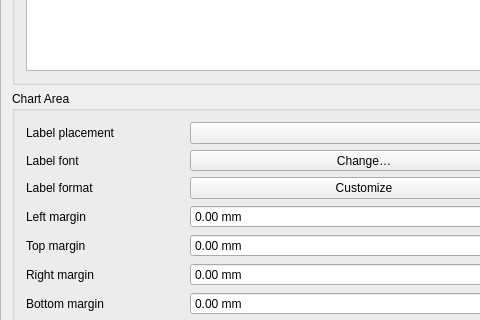
Before: the Qt Designer form src/ui/plot/qgspiechartplotwidgetbase.ui in qgis/QGIS, drawn with Qt 5; both pictures show x 0 to 480 and y 192 to 512 of the 564 by 749 pixel window.
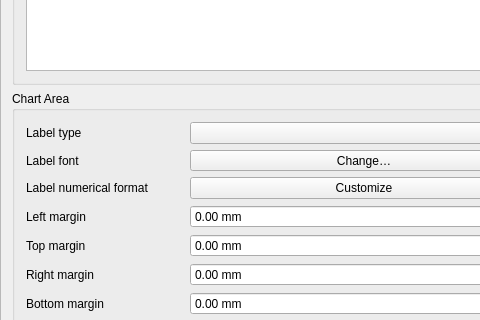
After: the same form once the commit is applied. Icons and pictures are not drawn. Custom widgets are drawn as their Qt base class.

Patch:
```diff
--- a/src/ui/plot/qgspiechartplotwidgetbase.ui
+++ b/src/ui/plot/qgspiechartplotwidgetbase.ui
@@ -249,14 +249,14 @@
           <item row="0" column="0">
            <widget class="QLabel" name="label_2">
             <property name="text">
-             <string>Label placement</string>
+             <string>Label type</string>
             </property>
            </widget>
           </item>
           <item row="2" column="0">
            <widget class="QLabel" name="label_17">
             <property name="text">
-             <string>Label format</string>
+             <string>Label numerical format</string>
             </property>
            </widget>
           </item>
```
